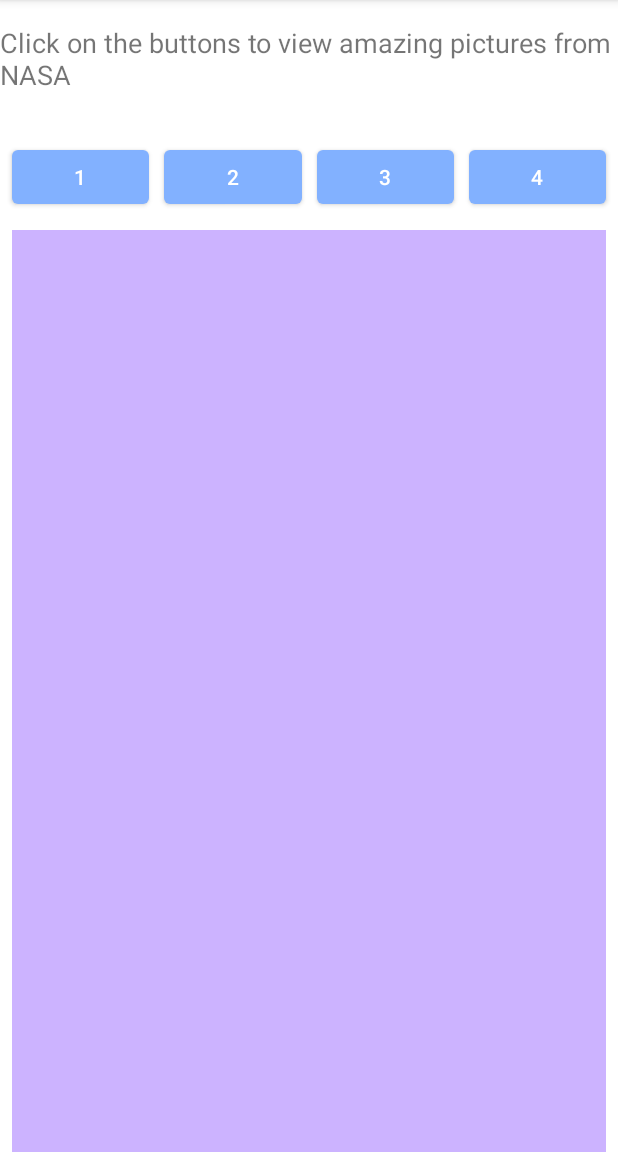
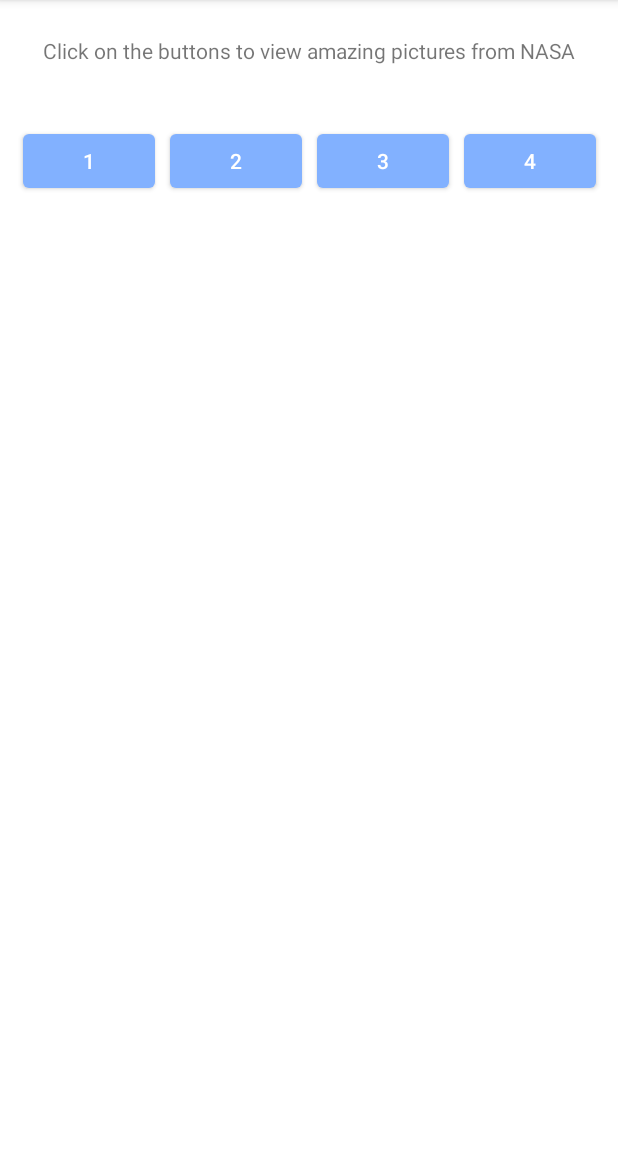
Before and after one commit to Esakkiraja331/Retrofit_Room_MVVM, an Android app: the screen it shows after launch (MainActivity), on a phone screen of 412 x 824 dp, the part 84-1236 px from its top. Run offline under Robolectric (Android 15) with nearby library versions, the phone set to English and light mode, and no system bars; our stand-ins replace Room's generated code.

Commit message:
update Xml fie

```diff
--- a/RetrofitFirstProject/app/src/main/res/layout/activity_main.xml
+++ b/RetrofitFirstProject/app/src/main/res/layout/activity_main.xml
@@ -11,20 +11,22 @@
         android:id="@+id/TV_Tittle"
         android:layout_width="match_parent"
         android:layout_height="wrap_content"
-        android:layout_marginTop="16dp"
+        android:layout_marginTop="14dp"
+        android:padding="10dp"
+        android:gravity="center"
         android:text="@string/Tittle"
-        android:textSize="18sp"
+        android:textSize="14sp"
         app:layout_constraintEnd_toEndOf="parent"
         app:layout_constraintStart_toStartOf="parent"
         app:layout_constraintTop_toTopOf="parent" />
 
     <com.google.android.material.button.MaterialButton
         android:id="@+id/BT_1"
-        android:layout_width="0dp"
+        android:layout_width="wrap_content"
         android:layout_height="wrap_content"
-        android:layout_marginStart="8dp"
-        android:layout_marginLeft="8dp"
-        android:layout_marginTop="32dp"
+        android:layout_marginStart="16dp"
+        android:layout_marginLeft="16dp"
+        android:layout_marginTop="30dp"
         android:text="@string/btn1"
         app:backgroundTint="@color/blue"
         app:layout_constraintEnd_toStartOf="@+id/BT_2"
@@ -34,11 +36,12 @@
 
     <com.google.android.material.button.MaterialButton
         android:id="@+id/BT_2"
-        android:layout_width="0dp"
+        android:layout_width="wrap_content"
         android:layout_height="wrap_content"
         android:layout_marginStart="10dp"
         android:layout_marginLeft="10dp"
-        android:layout_marginTop="32dp"
+
+        android:layout_marginTop="30dp"
         android:text="@string/btn2"
         app:backgroundTint="@color/blue"
         app:layout_constraintEnd_toStartOf="@+id/BT_3"
@@ -47,11 +50,11 @@
 
     <com.google.android.material.button.MaterialButton
         android:id="@+id/BT_3"
-        android:layout_width="0dp"
+        android:layout_width="wrap_content"
         android:layout_height="wrap_content"
         android:layout_marginStart="10dp"
         android:layout_marginLeft="10dp"
-        android:layout_marginTop="32dp"
+        android:layout_marginTop="30dp"
         android:text="@string/btn3"
         app:backgroundTint="@color/blue"
         app:layout_constraintEnd_toStartOf="@+id/BT_4"
@@ -60,13 +63,13 @@
 
     <com.google.android.material.button.MaterialButton
         android:id="@+id/BT_4"
-        android:layout_width="0dp"
+        android:layout_width="wrap_content"
         android:layout_height="wrap_content"
         android:layout_marginStart="10dp"
         android:layout_marginLeft="10dp"
-        android:layout_marginTop="32dp"
-        android:layout_marginEnd="8dp"
-        android:layout_marginRight="8dp"
+        android:layout_marginTop="30dp"
+        android:layout_marginEnd="16dp"
+        android:layout_marginRight="16dp"
         android:text="@string/btn4"
         app:backgroundTint="@color/blue"
         app:layout_constraintEnd_toEndOf="parent"
@@ -82,7 +85,6 @@
         android:layout_marginTop="153dp"
         android:layout_marginEnd="8dp"
         android:layout_marginRight="8dp"
-        android:background="@color/BrightLavender"
         app:layout_constraintEnd_toEndOf="parent"
         app:layout_constraintHorizontal_bias="0.0"
         app:layout_constraintStart_toStartOf="parent"
```
